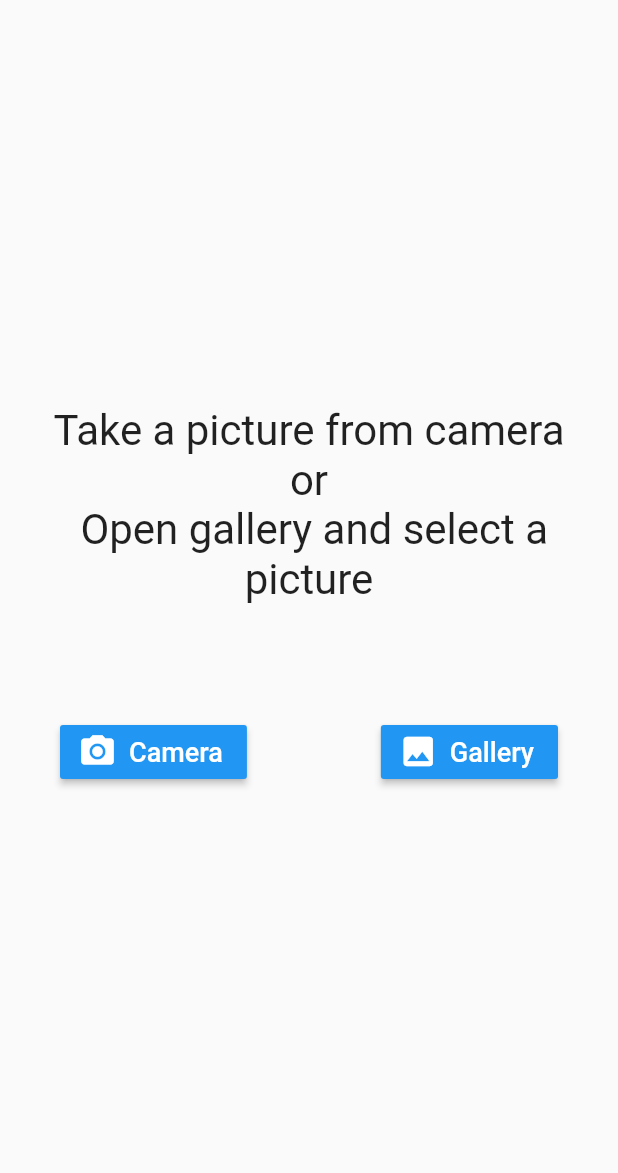
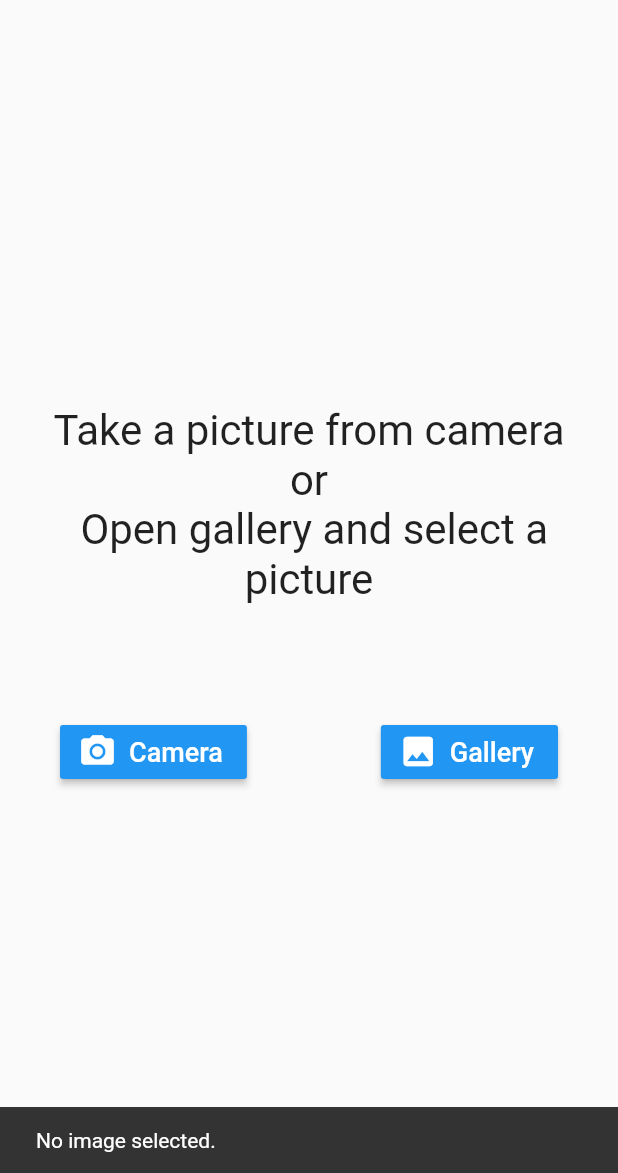
Before and after one commit to vishvaRam/SeedDiseaseDetector, a Flutter app: the screen it shows after launch, after a tap on "Camera", on a phone screen of 412 x 824 dp, the part 63-1236 px from its top. Run offline on Flutter 3.47's test engine with Material 2 defaults, Android fonts, the phone set to English and light mode, and no system bars; our stand-ins replace image_picker, shared_preferences; missing offline and left inert: tflite.

```diff
--- a/lib/Pages/HomePage.dart
+++ b/lib/Pages/HomePage.dart
@@ -1,8 +1,8 @@
 import 'dart:io';
-
 import 'package:flutter/material.dart';
 import 'package:shared_preferences/shared_preferences.dart';
 import 'package:image_picker/image_picker.dart';
+import 'package:tflite/tflite.dart';
 
 // ignore: must_be_immutable
 class HomePage extends StatefulWidget {
@@ -72,9 +72,21 @@ Widget homePageAppBar(context, {bool isDark}) {
   );
 }
 
-Widget mainContent(context,{Function setStateOfPath}) {
+Widget mainContent(
+  context,
+) {
+  final _picker = ImagePicker();
 
-  final _picker = ImagePicker();
+  runOnImage(String path) async {
+    var recognitions = await Tflite.runModelOnImage(
+      path: path, // required
+      // imageMean: 0.0,   // defaults to 117.0
+      // imageStd: 255.0,  // defaults to 1.0
+      numResults: 1, // defaults to 5
+      // threshold: 0.2,   // defaults to 0.1
+      // asynch: true      // defaults to true
+    );
+  }
 
   return Container(
     padding: EdgeInsets.symmetric(horizontal: 20.0),
@@ -99,33 +111,65 @@ Widget mainContent(context,{Function setStateOfPath}) {
                 Flexible(
                     flex: 1,
                     child: RaisedButton.icon(
-                        onPressed: () async{
-                          PickedFile image = await _picker.getImage(source: ImageSource.camera,imageQuality: 80);
+                      onPressed: () async {
+                        try {
+                          PickedFile image = await _picker.getImage(
+                              source: ImageSource.camera, imageQuality: 80);
+                          if (image != null) {
                             final File file = File(image.path);
-                          setStateOfPath(file);
-                          print(file);
+                            print(file.toString());
+                          } else {
+                            final snackBar =
+                                SnackBar(content: Text('No image selected.'));
+                            Scaffold.of(context).showSnackBar(snackBar);
+                            print('No image selected.');
+                          }
+                        } catch (e) {
+                          print(e);
+                          final snackBar =
+                              SnackBar(content: Text('Something went wrong!'));
+                          Scaffold.of(context).showSnackBar(snackBar);
+                        }
                       },
-                        icon: Icon(Icons.camera_alt, color: Colors.white,
-                          size: 26.0,),
-                        label: Text("Camera",style: TextStyle(color: Colors.white,fontSize: 18.0))
-                    ,color: Colors.blue,
-                    )
+                      icon: Icon(
+                        Icons.camera_alt,
+                        color: Colors.white,
+                        size: 26.0,
                       ),
+                      label: Text("Camera",
+                          style:
+                              TextStyle(color: Colors.white, fontSize: 18.0)),
+                      color: Colors.blue,
+                    )),
                 Flexible(
                     flex: 1,
                     child: RaisedButton.icon(
-                      onPressed: () async{
-                        PickedFile image = await _picker.getImage(source: ImageSource.gallery,imageQuality: 80);
+                      onPressed: () async {
+                        try {
+                          PickedFile image = await _picker.getImage(
+                              source: ImageSource.gallery, imageQuality: 80);
+                          if (image != null) {
                             final File file = File(image.path);
-                        setStateOfPath(file);
-                        print(file);
+                            print(file.toString());
+                          } else {
+                            final snackBar =
+                                SnackBar(content: Text('No image selected.'));
+                            Scaffold.of(context).showSnackBar(snackBar);
+                            print('No image selected.');
+                          }
+                        } catch (e) {
+                          print(e);
+                        }
                       },
                       icon: Icon(
                         Icons.image,
                         color: Colors.white,
                         size: 26.0,
                       ),
-                      label: Text("Gallery",style: TextStyle(color: Colors.white,fontSize: 18.0),),
+                      label: Text(
+                        "Gallery",
+                        style: TextStyle(color: Colors.white, fontSize: 18.0),
+                      ),
                       color: Colors.blue,
                     )),
               ],
@@ -138,19 +182,34 @@ Widget mainContent(context,{Function setStateOfPath}) {
 }
 
 class _HomePageState extends State<HomePage> {
-
-  File imagePath ;
-
   setTheme(value) {
     setState(() {
       widget.isDark = value;
     });
   }
 
-  FunToSetState(File FileName){
-    setState(() {
-      imagePath = FileName;
-    });
+  loadModel() async {
+    String res = await Tflite.loadModel(
+        model: "assets/output.tflite",
+        labels: "assets/Labels.txt",
+        useGpuDelegate: false);
+    print(res);
+  }
+
+  @override
+  void initState() {
+    loadModel();
+    super.initState();
+  }
+
+  @override
+  void dispose() {
+    closeTflite();
+    super.dispose();
+  }
+
+  closeTflite() async {
+    await Tflite.close();
   }
 
   @override
@@ -162,12 +221,14 @@ class _HomePageState extends State<HomePage> {
         child: Builder(
           builder: (context) => Scaffold(
             appBar: homePageAppBar(context, isDark: widget.isDark),
-            body: Column(
+            body: Builder(
+              builder: (context) => Column(
                 children: [
                   Flexible(flex: 2, child: Container()),
-                Flexible(flex: 3, child: mainContent(context,setStateOfPath: FunToSetState )),
+                  Flexible(flex: 3, child: mainContent(context)),
                   Flexible(flex: 2, child: Container()),
                 ],
+              ),
             ),
             drawer: homePageDrawer(isDark: widget.isDark, setTheme: setTheme),
           ),
--- a/pubspec.yaml
+++ b/pubspec.yaml
@@ -26,6 +26,7 @@ dependencies:
 
   image_picker: ^0.6.7+11
   shared_preferences: ^0.5.12
+  tflite: ^1.1.1
 
 dev_dependencies:
   flutter_test:
@@ -43,8 +44,9 @@ flutter:
   uses-material-design: true
 
   # To add assets to your application, add an assets section, like this:
-  # assets:
-  #   - images/a_dot_burr.jpeg
+  assets:
+    - assets/Labels.txt
+    - assets/output.tflite
   #   - images/a_dot_ham.jpeg
 
   # An image asset can refer to one or more resolution-specific "variants", see
```
Also changed, not shown: assets/Labels.txt (added, +10 -0 lines), pubspec.lock, 3 other files. Lines whose indentation alone changed are shown as unchanged.
